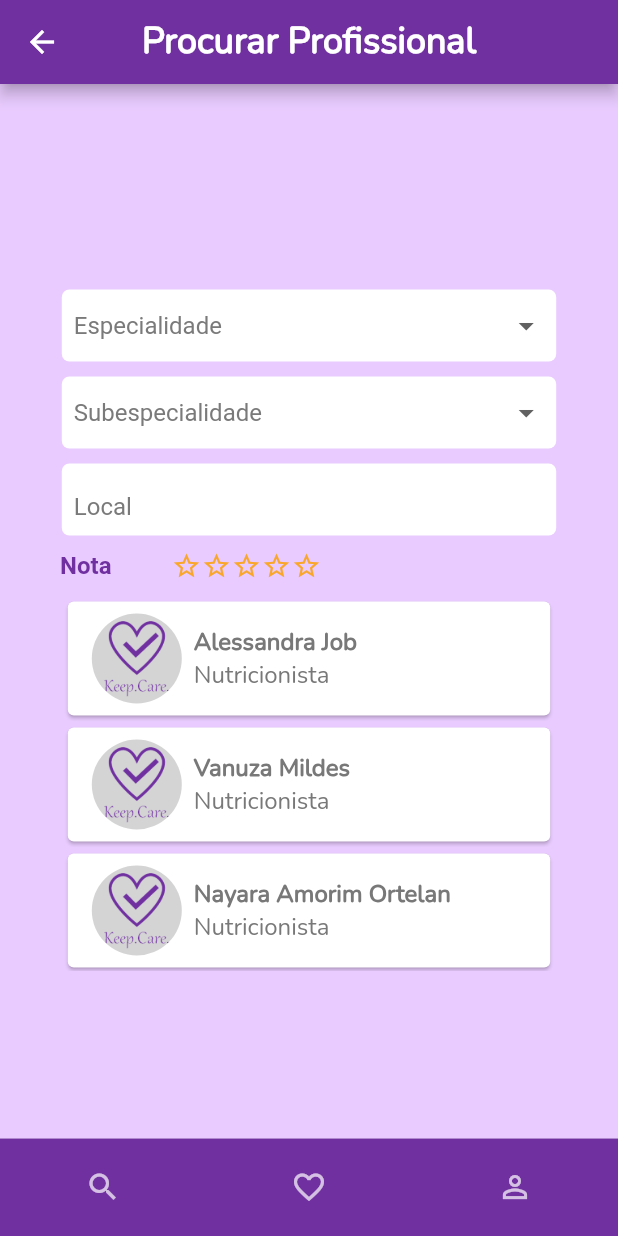
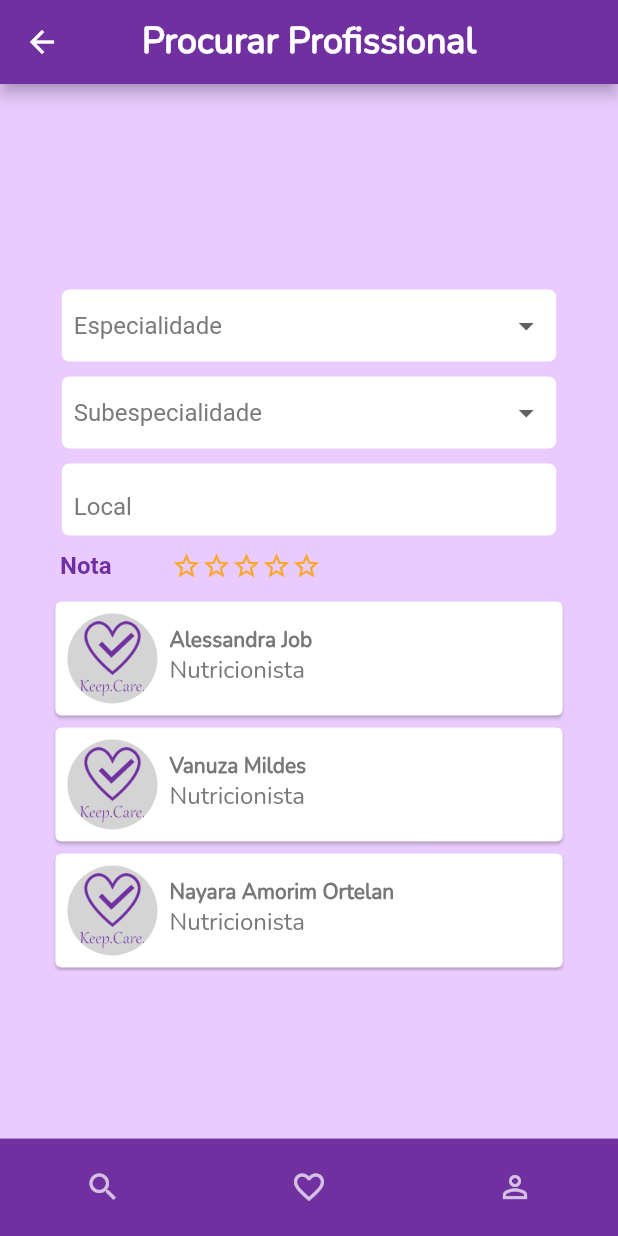
Before and after one commit to resilvajr1610/KeepCare, a Flutter app: the screen it shows once a user with an empty profile is signed in, on a phone screen of 412 x 824 dp. Run offline on Flutter 3.47's test engine with Material 2 defaults, Android fonts, the light colour scheme and no system bars; our stand-ins replace brasil_fields, cloud_firestore, dio, firebase_auth, firebase_core, font_awesome_flutter and 4 more; missing offline and left inert: flutter_facebook_auth, google_place; accounts and stored records are empty.

Commit message:
Feito alguns ajustes nos layouts

```diff
--- a/lib/views/Search.dart
+++ b/lib/views/Search.dart
@@ -182,7 +182,7 @@ class _SearchState extends State<Search> {
                       itemCount: predictions.length,
                       itemBuilder: (context, index){
                         return Card(
-                          margin: EdgeInsets.symmetric(horizontal: 20),
+                          margin: EdgeInsets.symmetric(horizontal: 10),
                           color: Colors.white,
                           child: ListTile(
                             leading: Icon(Icons.location_on,color: PaletteColor.primaryColor,),
@@ -194,7 +194,6 @@ class _SearchState extends State<Search> {
                                 setState(() {
                                   startPosition = details.result;
                                   _controllerPlaces.text = details.result!.name!;
-                                  print('aaaaaaaaaaaaaaaaaaa:' +_controllerPlaces.text);
                                   predictions=[];
                                   search(_controllerPlaces.text);
                                 });
@@ -246,12 +245,12 @@ class _SearchState extends State<Search> {
                                 itemBuilder: (BuildContext context, int index) {
                                   return Container(
                                     color: PaletteColor.scaffold,
-                                    padding: EdgeInsets.symmetric(horizontal: width*0.1),
+                                    padding: EdgeInsets.symmetric(horizontal: width*0.08),
                                     child: GestureDetector(
                                       onTap: ()=>Navigator.pushNamed(context, '/detailsProfessionals',arguments: index),
                                       child: Card(
                                         child: Container(
-                                          padding: const EdgeInsets.symmetric(vertical: 8.0,horizontal: 16),
+                                          padding: const EdgeInsets.symmetric(vertical: 8.0,horizontal: 8),
                                           child: Column(
                                             children: [
                                               Row(
@@ -268,9 +267,9 @@ class _SearchState extends State<Search> {
                                                       crossAxisAlignment: CrossAxisAlignment.start,
                                                       children: [
                                                         Container(
-                                                          width: 200,
+                                                          width: 160,
                                                           child: Text(users[index].name,
-                                                            style: TextStyle(fontFamily: 'Nunito',color: PaletteColor.grey,fontSize: 16,fontWeight: FontWeight.bold),
+                                                            style: TextStyle(fontFamily: 'Nunito',color: PaletteColor.grey,fontSize: 14,fontWeight: FontWeight.bold),
                                                           ),
                                                         ),
                                                         Text(users[index].title,
--- a/lib/widget/CardFavorites.dart
+++ b/lib/widget/CardFavorites.dart
@@ -24,7 +24,7 @@ class CardFavorites extends StatelessWidget {
                     crossAxisAlignment: CrossAxisAlignment.start,
                     children: [
                       Container(
-                        width: 200,
+                        width: 180,
                         child: Text(allUsers[_favoritesModel.professionalID!].name,
                           style: TextStyle(fontFamily: 'Nunito',color: PaletteColor.grey,fontSize: 16,fontWeight: FontWeight.bold),
                         ),
--- a/lib/widget/WidgetFavorites.dart
+++ b/lib/widget/WidgetFavorites.dart
@@ -17,6 +17,7 @@ class WidgetFavorites extends StatelessWidget {
     return Column(
       children: [
         Container(
+          width: 800,
           alignment: Alignment.centerLeft,
           padding: const EdgeInsets.all(8),
           child: Text(this.title,
```
Also changed, not shown: lib/views/DetailsProfessionals.dart (+6 -5 lines), lib/widget/ContainerOpinion.dart (+7 -2 lines).
